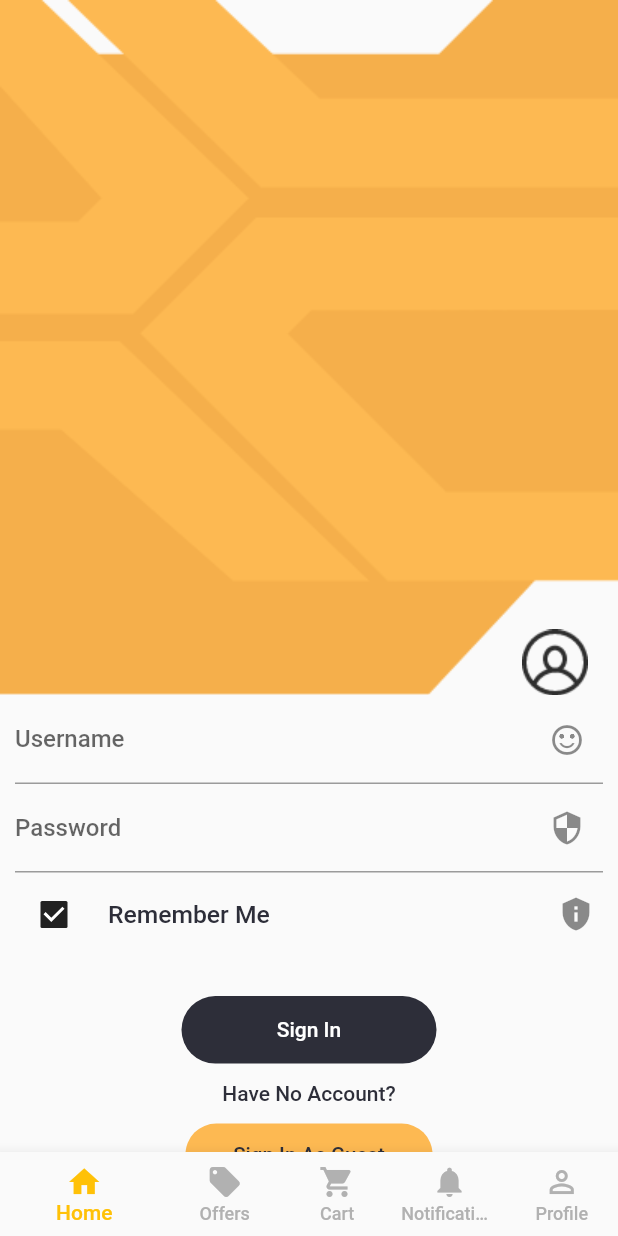
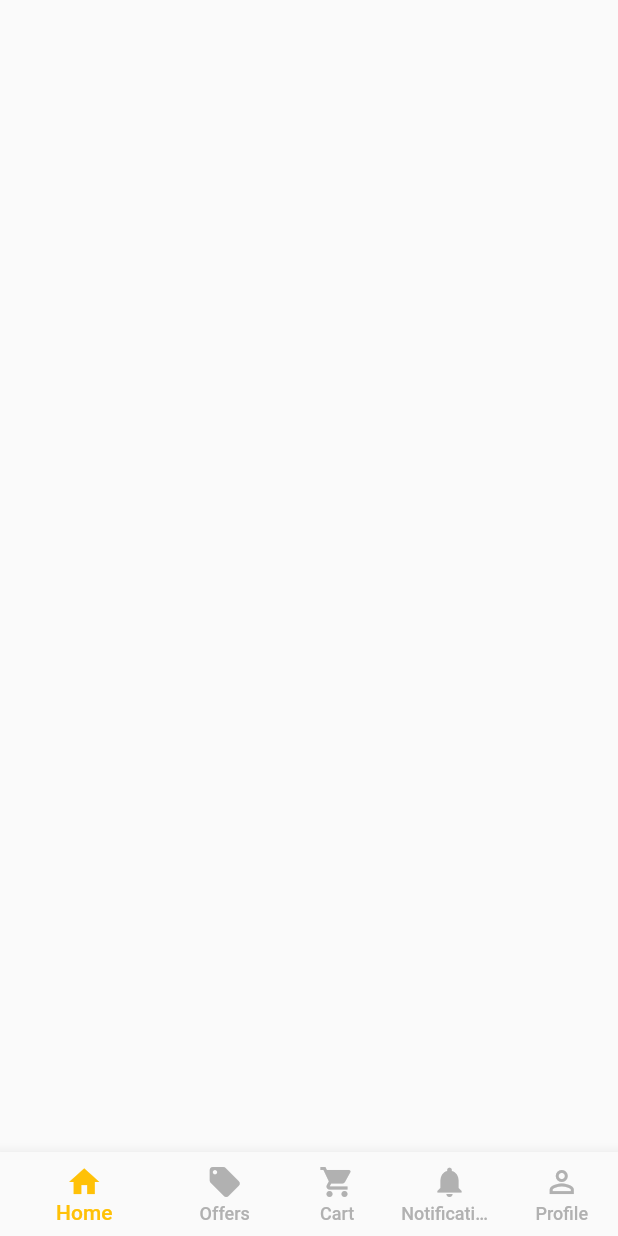
Before and after one commit to Riyadhalali/the_jewel, a Flutter app: the HomePage screen opened directly, on a phone screen of 412 x 824 dp. Run offline on Flutter 3.47's test engine with Material 2 defaults, Android fonts, the phone set to English and light mode, and no system bars; our stand-ins replace auto_size_text, easy_localization, fluttertoast, modal_progress_hud, shared_preferences, sizer; accounts and stored records are empty.

Commit message:
Changed Home name activity to navigation and created sperate file named home page to be placed in the bottom navgiation bar

```diff
--- a/lib/ui/home.dart
+++ b/lib/ui/home.dart
@@ -1,47 +1,14 @@
 import 'package:flutter/material.dart';
-import 'package:the_jewel/ui/register.dart';
-import 'package:the_jewel/ui/signin.dart';
 
-class HomePage extends StatefulWidget {
+class Home extends StatefulWidget {
   @override
-  _HomePageState createState() => _HomePageState();
+  _HomeState createState() => _HomeState();
 }
 
-class _HomePageState extends State<HomePage> {
-  int selectedPage = 0;
-  //-> list Pages
-  final _pageOptions = [
-    SignIn(),
-    RegisterActivity(),
-  ];
-
+class _HomeState extends State<Home> {
   @override
   Widget build(BuildContext context) {
-    return Scaffold(
-      body: _pageOptions[selectedPage],
-      bottomNavigationBar: BottomNavigationBar(
-        items: const <BottomNavigationBarItem>[
-          BottomNavigationBarItem(icon: Icon(Icons.home), label: 'Home'),
-          BottomNavigationBarItem(
-              icon: Icon(Icons.local_offer), label: 'Offers'),
-          BottomNavigationBarItem(
-              icon: Icon(Icons.shopping_cart), label: 'Cart'),
-          BottomNavigationBarItem(
-              icon: Icon(Icons.notifications), label: 'Notifications'),
-          BottomNavigationBarItem(
-              icon: Icon(Icons.perm_identity), label: 'Profile'),
-        ],
-        currentIndex: selectedPage,
-        showUnselectedLabels: true,
-        unselectedItemColor: Color(0xFFB1B1B1),
-        selectedItemColor: Colors.amber,
-        backgroundColor: Color(0xFF707070),
-        onTap: (index) {
-          setState(() {
-            selectedPage = index;
-          });
-        },
-      ),
-    );
+    return Container();
   }
 }
+// TODO: Start Creating Page
--- /dev/null
+++ b/lib/ui/navigation.dart
@@ -0,0 +1,48 @@
+import 'package:flutter/material.dart';
+import 'package:the_jewel/ui/home.dart';
+import 'package:the_jewel/ui/register.dart';
+import 'package:the_jewel/ui/signin.dart';
+
+class HomePage extends StatefulWidget {
+  @override
+  _HomePageState createState() => _HomePageState();
+}
+
+class _HomePageState extends State<HomePage> {
+  int selectedPage = 0;
+  //-> list Pages
+  final _pageOptions = [
+    Home(),
+    RegisterActivity(),
+  ];
+
+  @override
+  Widget build(BuildContext context) {
+    return Scaffold(
+      body: _pageOptions[selectedPage],
+      bottomNavigationBar: BottomNavigationBar(
+        items: const <BottomNavigationBarItem>[
+          BottomNavigationBarItem(icon: Icon(Icons.home), label: 'Home'),
+          BottomNavigationBarItem(
+              icon: Icon(Icons.local_offer), label: 'Offers'),
+          BottomNavigationBarItem(
+              icon: Icon(Icons.shopping_cart), label: 'Cart'),
+          BottomNavigationBarItem(
+              icon: Icon(Icons.notifications), label: 'Notifications'),
+          BottomNavigationBarItem(
+              icon: Icon(Icons.perm_identity), label: 'Profile'),
+        ],
+        currentIndex: selectedPage,
+        showUnselectedLabels: true,
+        unselectedItemColor: Color(0xFFB1B1B1),
+        selectedItemColor: Colors.amber,
+        backgroundColor: Color(0xFF707070),
+        onTap: (index) {
+          setState(() {
+            selectedPage = index;
+          });
+        },
+      ),
+    );
+  }
+}
--- a/lib/ui/signin.dart
+++ b/lib/ui/signin.dart
@@ -6,7 +6,7 @@ import 'package:sizer/sizer.dart';
 import 'package:the_jewel/services/sharedpref.dart';
 import 'package:the_jewel/services/showtoast.dart';
 import 'package:the_jewel/services/snackbarmessage.dart';
-import 'package:the_jewel/ui/home.dart';
+import 'package:the_jewel/ui/navigation.dart';
 import 'package:the_jewel/ui/register.dart';
 import 'package:the_jewel/webservices/webservices.dart';
 
```
Also changed, not shown: lib/ui/offers.dart (added).
